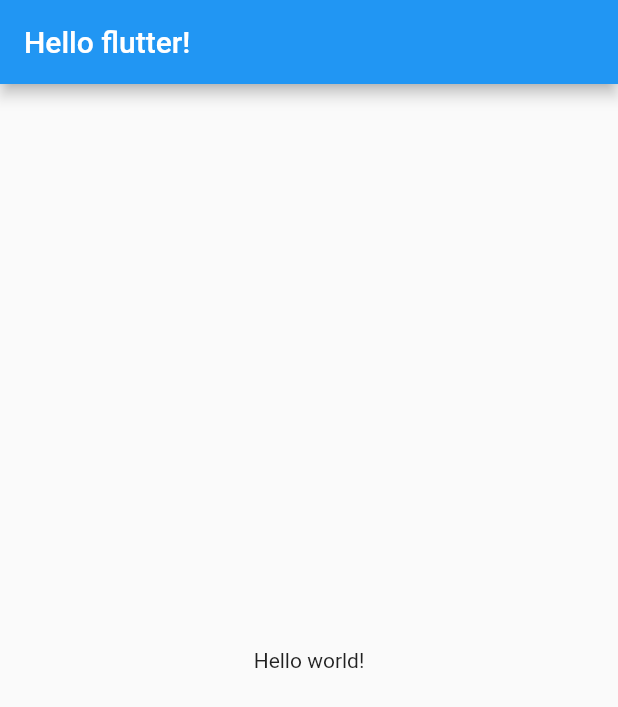
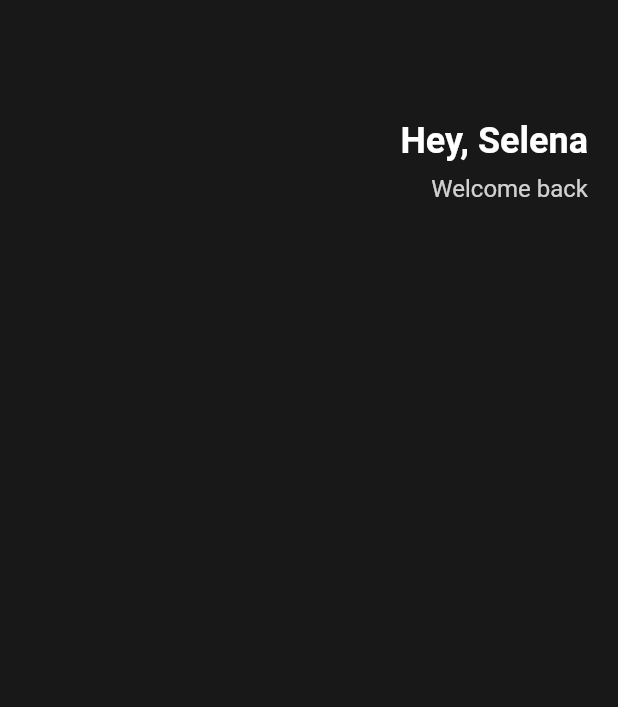
Before and after one commit to bee85919/toonflix, a Flutter app: the screen it shows after launch, on a phone screen of 412 x 824 dp. Shown: the top 707 px of the screen. Run offline on Flutter 3.47's test engine with Material 2 defaults, Android fonts, the phone set to English and light mode, and no system bars.

Commit message:
Update main.dart

```diff
--- a/lib/main.dart
+++ b/lib/main.dart
@@ -9,11 +9,44 @@ class App extends StatelessWidget {
   Widget build(BuildContext context) {
     return MaterialApp(
       home: Scaffold(
-        appBar: AppBar(
-          title: Text('Hello flutter!'),
-        ),
-        body: Center(
-          child: Text('Hello world!'),
+        backgroundColor: Color(0xFF181818),
+        body: Padding(
+          padding: EdgeInsets.symmetric(
+            horizontal: 20,
+          ),
+          child: Column(
+            children: [
+              SizedBox(
+                height: 80,
+              ),
+              Row(
+                mainAxisAlignment: MainAxisAlignment.end,
+                children: [
+                  Column(
+                    crossAxisAlignment: CrossAxisAlignment.end,
+                    children: [
+                      Text(
+                        'Hey, Selena',
+                        style: TextStyle(
+                          color: Colors.white,
+                          fontSize: 24,
+                          fontWeight: FontWeight.w700,
+                        ),
+                      ),
+                      SizedBox(height: 8),
+                      Text(
+                        'Welcome back',
+                        style: TextStyle(
+                          color: Color.fromRGBO(255, 255, 255, 0.8),
+                          fontSize: 16,
+                        ),
+                      ),
+                    ],
+                  )
+                ],
+              )
+            ],
+          ),
         ),
       ),
     );
```
